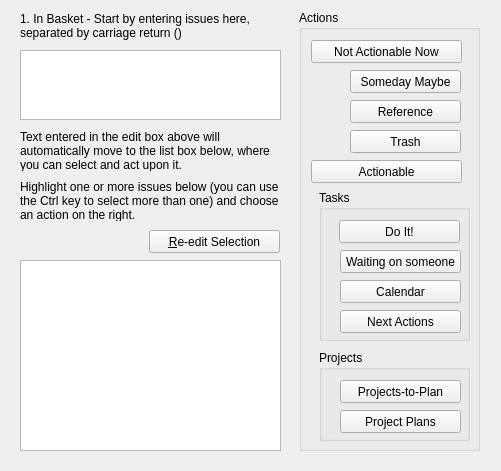
Before: the Qt Designer form qt/qt_test001/inbasketform.ui in fsziegler/GTD-Kanban, drawn with Qt 5.
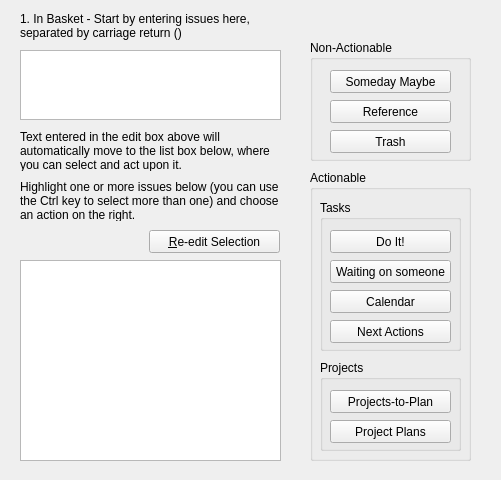
After: the same form once the commit is applied.

What changed in the file:
```diff
--- a/qt/qt_test001/inbasketform.ui
+++ b/qt/qt_test001/inbasketform.ui
@@ -7,7 +7,7 @@
     <x>0</x>
     <y>0</y>
     <width>501</width>
-    <height>471</height>
+    <height>480</height>
    </rect>
   </property>
   <property name="focusPolicy">
@@ -51,44 +51,12 @@
     <bool>true</bool>
    </property>
   </widget>
-  <widget class="QPushButton" name="NonActionableBtn">
-   <property name="geometry">
-    <rect>
-     <x>311</x>
-     <y>40</y>
-     <width>151</width>
-     <height>23</height>
-    </rect>
-   </property>
-   <property name="toolTip">
-    <string>You can't do anything about this now</string>
-   </property>
-   <property name="text">
-    <string>Not Actionable Now</string>
-   </property>
-  </widget>
-  <widget class="QPushButton" name="ActionableBtn">
-   <property name="geometry">
-    <rect>
-     <x>311</x>
-     <y>160</y>
-     <width>151</width>
-     <height>23</height>
-    </rect>
-   </property>
-   <property name="toolTip">
-    <string>You can take action on this</string>
-   </property>
-   <property name="text">
-    <string>Actionable</string>
-   </property>
-  </widget>
   <widget class="QPushButton" name="somedayMaybeButton">
    <property name="geometry">
     <rect>
-     <x>350</x>
+     <x>330</x>
      <y>70</y>
-     <width>111</width>
+     <width>121</width>
      <height>23</height>
     </rect>
    </property>
@@ -102,9 +70,9 @@
   <widget class="QPushButton" name="referenceButton">
    <property name="geometry">
     <rect>
-     <x>350</x>
+     <x>330</x>
      <y>100</y>
-     <width>111</width>
+     <width>121</width>
      <height>23</height>
     </rect>
    </property>
@@ -118,9 +86,9 @@
   <widget class="QPushButton" name="trashButton">
    <property name="geometry">
     <rect>
-     <x>350</x>
+     <x>330</x>
      <y>130</y>
-     <width>111</width>
+     <width>121</width>
      <height>23</height>
     </rect>
    </property>
@@ -134,8 +102,8 @@
   <widget class="QPushButton" name="waitingOnSomeoneButton">
    <property name="geometry">
     <rect>
-     <x>340</x>
-     <y>250</y>
+     <x>330</x>
+     <y>260</y>
      <width>121</width>
      <height>23</height>
     </rect>
@@ -150,8 +118,8 @@
   <widget class="QPushButton" name="calendarButton">
    <property name="geometry">
     <rect>
-     <x>340</x>
-     <y>280</y>
+     <x>330</x>
+     <y>290</y>
      <width>121</width>
      <height>23</height>
     </rect>
@@ -166,8 +134,8 @@
   <widget class="QPushButton" name="projectsToPlanButton">
    <property name="geometry">
     <rect>
-     <x>340</x>
-     <y>380</y>
+     <x>330</x>
+     <y>390</y>
      <width>121</width>
      <height>23</height>
     </rect>
@@ -182,8 +150,8 @@
   <widget class="QPushButton" name="projectPlansButton">
    <property name="geometry">
     <rect>
-     <x>340</x>
-     <y>410</y>
+     <x>330</x>
+     <y>420</y>
      <width>121</width>
      <height>23</height>
     </rect>
@@ -198,8 +166,8 @@
   <widget class="QPushButton" name="nextActionsButton">
    <property name="geometry">
     <rect>
-     <x>340</x>
-     <y>310</y>
+     <x>330</x>
+     <y>320</y>
      <width>121</width>
      <height>23</height>
     </rect>
@@ -217,7 +185,7 @@
      <x>20</x>
      <y>260</y>
      <width>261</width>
-     <height>191</height>
+     <height>201</height>
     </rect>
    </property>
    <property name="focusPolicy">
@@ -230,64 +198,6 @@
     <enum>QAbstractItemView::ExtendedSelection</enum>
    </property>
   </widget>
-  <widget class="QGroupBox" name="actionsGroupBox">
-   <property name="geometry">
-    <rect>
-     <x>299</x>
-     <y>10</y>
-     <width>181</width>
-     <height>441</height>
-    </rect>
-   </property>
-   <property name="title">
-    <string>Actions</string>
-   </property>
-   <widget class="QPushButton" name="doItButton">
-    <property name="geometry">
-     <rect>
-      <x>40</x>
-      <y>210</y>
-      <width>121</width>
-      <height>23</height>
-     </rect>
-    </property>
-    <property name="toolTip">
-     <string>You can take care of this right now</string>
-    </property>
-    <property name="text">
-     <string>Do It!</string>
-    </property>
-   </widget>
-   <widget class="QGroupBox" name="tasksGroupBox">
-    <property name="geometry">
-     <rect>
-      <x>20</x>
-      <y>180</y>
-      <width>151</width>
-      <height>151</height>
-     </rect>
-    </property>
-    <property name="title">
-     <string>Tasks</string>
-    </property>
-   </widget>
-   <widget class="QGroupBox" name="ProjectsGroupBox">
-    <property name="geometry">
-     <rect>
-      <x>20</x>
-      <y>340</y>
-      <width>151</width>
-      <height>91</height>
-     </rect>
-    </property>
-    <property name="title">
-     <string>Projects</string>
-    </property>
-   </widget>
-   <zorder>ProjectsGroupBox</zorder>
-   <zorder>tasksGroupBox</zorder>
-   <zorder>doItButton</zorder>
-  </widget>
   <widget class="QTextEdit" name="inBasketTextEdit">
    <property name="geometry">
     <rect>
@@ -333,11 +243,79 @@
     <string>&amp;Re-edit Selection</string>
    </property>
   </widget>
-  <zorder>actionsGroupBox</zorder>
+  <widget class="QGroupBox" name="groupBox">
+   <property name="geometry">
+    <rect>
+     <x>310</x>
+     <y>40</y>
+     <width>161</width>
+     <height>121</height>
+    </rect>
+   </property>
+   <property name="title">
+    <string>Non-Actionable</string>
+   </property>
+  </widget>
+  <widget class="QGroupBox" name="groupBox_2">
+   <property name="geometry">
+    <rect>
+     <x>310</x>
+     <y>170</y>
+     <width>161</width>
+     <height>291</height>
+    </rect>
+   </property>
+   <property name="title">
+    <string>Actionable</string>
+   </property>
+   <widget class="QGroupBox" name="tasksGroupBox">
+    <property name="geometry">
+     <rect>
+      <x>10</x>
+      <y>30</y>
+      <width>141</width>
+      <height>151</height>
+     </rect>
+    </property>
+    <property name="title">
+     <string>Tasks</string>
+    </property>
+   </widget>
+  </widget>
+  <widget class="QPushButton" name="doItButton">
+   <property name="geometry">
+    <rect>
+     <x>330</x>
+     <y>230</y>
+     <width>121</width>
+     <height>23</height>
+    </rect>
+   </property>
+   <property name="toolTip">
+    <string>You can take care of this right now</string>
+   </property>
+   <property name="text">
+    <string>Do It!</string>
+   </property>
+  </widget>
+  <widget class="QGroupBox" name="ProjectsGroupBox">
+   <property name="geometry">
+    <rect>
+     <x>320</x>
+     <y>360</y>
+     <width>141</width>
+     <height>91</height>
+    </rect>
+   </property>
+   <property name="title">
+    <string>Projects</string>
+   </property>
+  </widget>
+  <zorder>groupBox</zorder>
+  <zorder>ProjectsGroupBox</zorder>
+  <zorder>groupBox_2</zorder>
   <zorder>label</zorder>
   <zorder>label_2</zorder>
-  <zorder>NonActionableBtn</zorder>
-  <zorder>ActionableBtn</zorder>
   <zorder>somedayMaybeButton</zorder>
   <zorder>referenceButton</zorder>
   <zorder>trashButton</zorder>
@@ -350,6 +328,7 @@
   <zorder>inBasketTextEdit</zorder>
   <zorder>label_3</zorder>
   <zorder>reEditSelectionButton</zorder>
+  <zorder>doItButton</zorder>
  </widget>
  <tabstops>
   <tabstop>inBasketTextEdit</tabstop>
```
Left out of the diff: 3 changed lines with no effect on the pictures.
